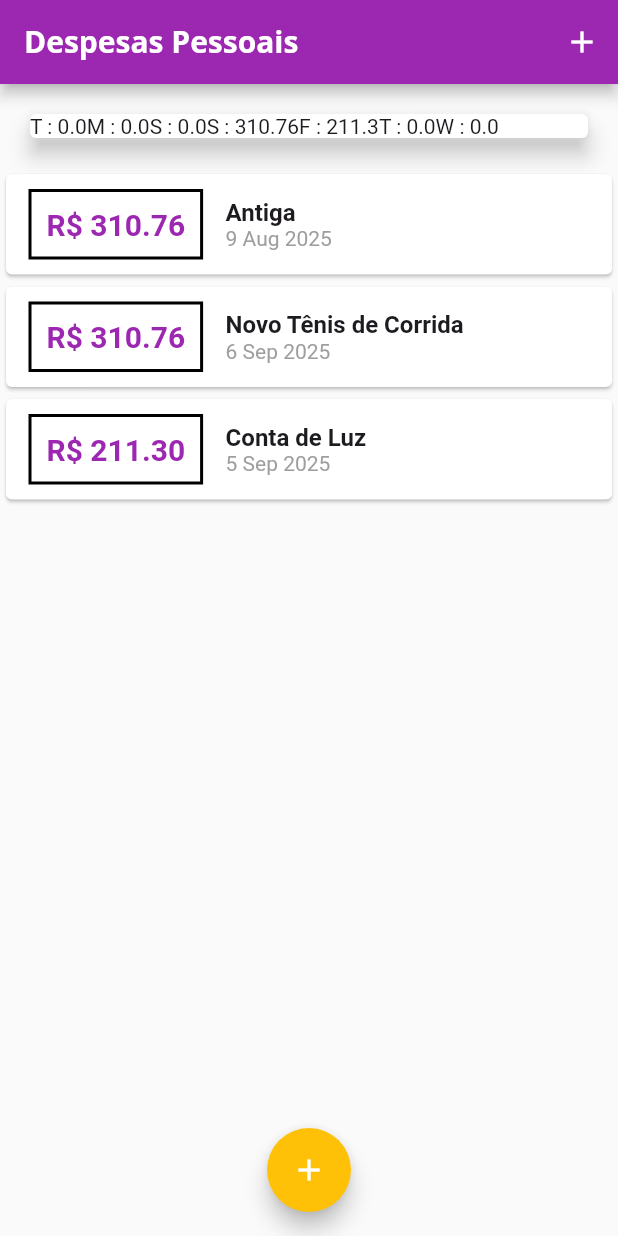
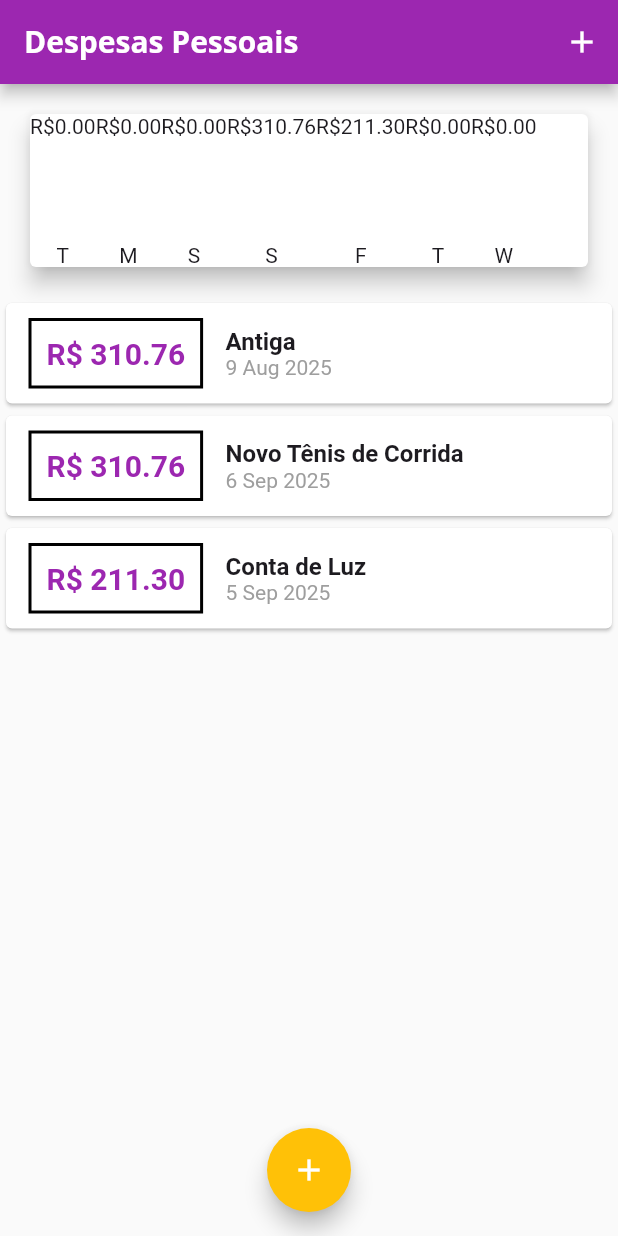
Before and after one commit to hayltonssantos/expensesApp, a Flutter app: the screen it shows after launch, on a phone screen of 412 x 824 dp. Run offline on Flutter 3.47's test engine with Material 3 defaults, Android fonts, the phone set to English and light mode, and no system bars.

Commit message:
120 fiquei confuso

```diff
--- /dev/null
+++ b/lib/components/char_bar.dart
@@ -0,0 +1,31 @@
+import 'package:flutter/material.dart';
+
+class ChartBar extends StatelessWidget {
+  final String? label;
+  final double? value;
+  final double? percentage;
+
+  const ChartBar({
+    this.label,
+    this.value,
+    this.percentage,
+    Key? key,
+  }) : super(key: key);
+
+  @override
+  Widget build(BuildContext context) {
+    return Column(
+      children: [
+        Text('R\$${value!.toStringAsFixed(2)}'),
+        const SizedBox(height: 5),
+        const SizedBox(
+          height: 60,
+          width: 10,
+          child: null,
+        ),
+        const SizedBox(height: 5),
+        Text(label!),
+      ],
+    );
+  }
+}
--- a/lib/components/chart.dart
+++ b/lib/components/chart.dart
@@ -1,53 +1,52 @@
-import 'package:expenses/models/transaction.dart';
+import 'package:expenses/components/char_bar.dart';
 import 'package:flutter/material.dart';
 import 'package:intl/intl.dart';
+import '../models/transaction.dart';
 
 class Chart extends StatelessWidget {
+  final List<Transaction> recentTransaction;
 
-  final List<Transaction> recentTransactions;
-
-  Chart(this.recentTransactions);
+  const Chart(this.recentTransaction, {Key? key}) : super(key: key);
 
   List<Map<String, Object>> get groupedTransactions {
-    return List.generate(7, (index){
-
+    return List.generate(7, (index) {
       final weekDay = DateTime.now().subtract(
-        Duration(days:index)
+        Duration(days: index),
       );
 
       double totalSum = 0.0;
 
-      for (var i = 0; i < recentTransactions.length; i++){
-        bool sameDay = recentTransactions[i].date.day == weekDay.day;
-        bool sameMonth = recentTransactions[i].date.month == weekDay.month;
-        bool sameYear = recentTransactions[i].date.year == weekDay.year;
-        if (sameDay && sameMonth && sameYear){
-          totalSum += recentTransactions[i].value;
+      for (var i = 0; i < recentTransaction.length; i++) {
+        bool sameDay = recentTransaction[i].date.day == weekDay.day;
+        bool sameMonth = recentTransaction[i].date.month == weekDay.month;
+        bool sameYear = recentTransaction[i].date.year == weekDay.year;
+
+        if (sameDay && sameMonth && sameYear) {
+          totalSum += recentTransaction[i].value;
         }
       }
 
-
       return {
-        'day' : DateFormat.E().format(weekDay)[0],
-        'value': totalSum
+        'day': DateFormat.E().format(weekDay)[0],
+        'value': totalSum,
       };
     });
   }
 
-
   @override
   Widget build(BuildContext context) {
+    groupedTransactions;
     return Card(
       elevation: 6,
-      margin: EdgeInsets.all(20),
+      margin: const EdgeInsets.all(20),
       child: Row(
-        children:
-          groupedTransactions.map((tr){
-            return Text(
-              '${tr['day']} : ${tr['value']}'
-            );
-          }).toList(),
-
+        children: groupedTransactions.map((tr) {
+          return ChartBar(
+            label: tr['day'] as String,
+            value: tr['value'] as double,
+            percentage: 0,
+          );
+        }).toList(),
       ),
     );
   }
```
